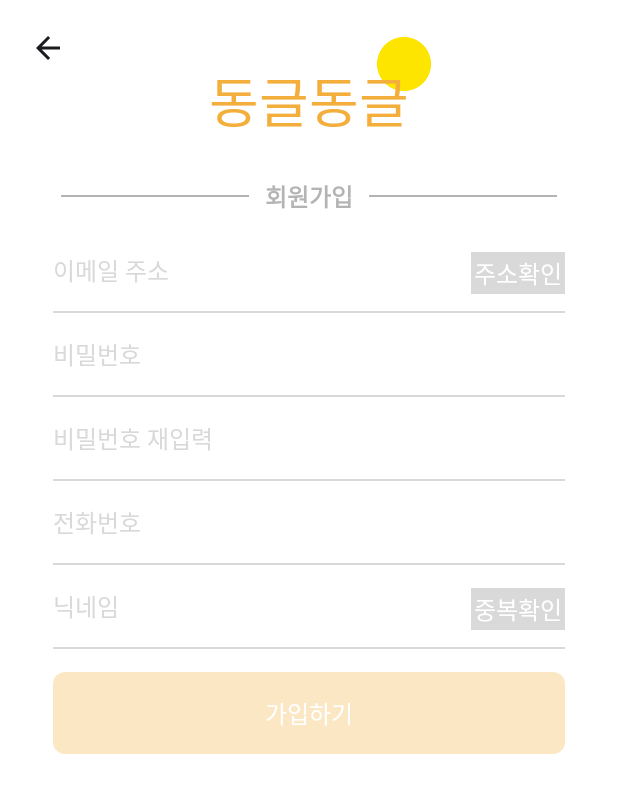
After one commit to seongh06/OO_android, an Android app: the layout fragment_signup.xml on its own in the app's theme, with its tools: preview values and no code run, on a phone screen of 412 x 824 dp. The commit adds this screen. Shown: the top 793 px of the screen. Run offline under Robolectric (Android 15) with nearby library versions, the phone set to English and light mode, and no system bars.

Commit message:
[UI/#1] 회원가입 xml 제작

```diff
--- /dev/null
+++ b/app/src/main/res/layout/fragment_signup.xml
@@ -0,0 +1,301 @@
+<?xml version="1.0" encoding="utf-8"?>
+<layout xmlns:android="http://schemas.android.com/apk/res/android"
+    xmlns:app="http://schemas.android.com/apk/res-auto">
+
+    <data>
+
+    </data>
+
+    <androidx.constraintlayout.widget.ConstraintLayout
+        android:layout_width="match_parent"
+        android:layout_height="match_parent"
+        android:background="@color/white">
+
+        <ImageView
+            android:id="@+id/iv_signup_back"
+            android:layout_width="24dp"
+            android:layout_height="24dp"
+            android:src="@drawable/ic_row_back"
+            app:layout_constraintTop_toTopOf="parent"
+            app:layout_constraintStart_toStartOf="parent"
+            android:layout_marginStart="20dp"
+            android:layout_marginTop="20dp"/>
+
+        <ImageView
+            android:id="@+id/iv_signup_circle"
+            android:layout_width="36sp"
+            android:layout_height="36sp"
+            android:src="@drawable/img_logo_circle"
+            app:layout_constraintStart_toEndOf="@id/tv_logo_text"
+            app:layout_constraintTop_toTopOf="@id/tv_logo_text"
+            android:layout_marginStart="-21dp"
+            android:layout_marginTop="-15dp"/>
+
+        <TextView
+            android:id="@+id/tv_logo_text"
+            android:layout_width="wrap_content"
+            android:layout_height="wrap_content"
+            android:text="동글동글"
+            style="@style/TextAppearance.OO.logo_36sp"
+            app:layout_constraintStart_toStartOf="parent"
+            app:layout_constraintEnd_toEndOf="parent"
+            app:layout_constraintTop_toTopOf="parent"
+            android:layout_marginTop="40dp"/>
+
+        <LinearLayout
+            android:id="@+id/layout_signup_bar"
+            android:layout_width="match_parent"
+            android:layout_height="wrap_content"
+            android:gravity="center"
+            app:layout_constraintTop_toBottomOf="@id/tv_logo_text"
+            app:layout_constraintStart_toStartOf="parent"
+            app:layout_constraintEnd_toEndOf="parent"
+            android:layout_marginStart="35dp"
+            android:layout_marginEnd="35dp"
+            android:layout_marginTop="25dp"
+            android:orientation="horizontal">
+
+            <View
+                android:layout_width="100dp"
+                android:layout_height="1dp"
+                android:background="@color/light.gray"
+                android:layout_marginHorizontal="5dp"
+                android:layout_weight="1"/>
+
+            <TextView
+                android:layout_width="wrap_content"
+                android:layout_height="wrap_content"
+                android:text="회원가입"
+                style="@style/TextAppearance.OO.guide"
+                android:layout_marginHorizontal="5dp"/>
+
+            <View
+                android:layout_width="100dp"
+                android:layout_height="1dp"
+                android:background="@color/light.gray"
+                android:layout_marginHorizontal="5dp"
+                android:layout_weight="1"/>
+
+        </LinearLayout>
+
+        <LinearLayout
+            android:id="@+id/layout_signup_box"
+            android:layout_width="match_parent"
+            android:layout_height="wrap_content"
+            android:gravity="center"
+            app:layout_constraintTop_toBottomOf="@id/layout_signup_bar"
+            app:layout_constraintStart_toStartOf="parent"
+            app:layout_constraintEnd_toEndOf="parent"
+            android:layout_marginStart="35dp"
+            android:layout_marginEnd="35dp"
+            android:layout_marginTop="25dp"
+            android:orientation="vertical">
+
+            <EditText
+                android:id="@+id/et_signup_email"
+                android:layout_width="match_parent"
+                android:layout_height="wrap_content"
+                android:hint="이메일 주소"
+                style="@style/TextAppearance.OO.16sp"
+                android:textColorHint="@color/hint.gray"
+                android:background="@color/empty"/>
+
+            <View
+                android:id="@+id/view_signup_email_line"
+                android:layout_width="match_parent"
+                android:layout_height="1dp"
+                android:background="@color/hint.gray"
+                android:layout_marginTop="15dp"
+                android:layout_marginBottom="15dp"/>
+
+            <TextView
+                android:id="@+id/tv_signup_email_warning"
+                android:layout_width="match_parent"
+                android:layout_height="wrap_content"
+                android:text="이메일을 확인해 주세요."
+                style="@style/TextAppearance.OO.prtendard_12sp"
+                android:textColor="@color/warning"
+                android:layout_marginBottom="15dp"
+                android:visibility="gone"/>
+
+            <TextView
+                android:id="@+id/tv_signup_email_valid_success"
+                android:layout_width="match_parent"
+                android:layout_height="wrap_content"
+                android:text="유효한 이메일 주소입니다."
+                style="@style/TextAppearance.OO.prtendard_12sp"
+                android:textColor="@color/oo.yellow"
+                android:layout_marginBottom="15dp"
+                android:visibility="gone"/>
+
+            <EditText
+                android:id="@+id/et_signup_password"
+                android:layout_width="match_parent"
+                android:layout_height="wrap_content"
+                android:hint="비밀번호"
+                style="@style/TextAppearance.OO.16sp"
+                android:textColorHint="@color/hint.gray"
+                android:background="@color/empty"/>
+
+            <View
+                android:id="@+id/view_signup_password_line"
+                android:layout_width="match_parent"
+                android:layout_height="1dp"
+                android:background="@color/hint.gray"
+                android:layout_marginTop="15dp"
+                android:layout_marginBottom="15dp"/>
+
+            <TextView
+                android:id="@+id/tv_signup_password_warning"
+                android:layout_width="match_parent"
+                android:layout_height="wrap_content"
+                android:text="비밀번호는 영어, 숫자를 조합한 8자~12자 이내여야 합니다."
+                style="@style/TextAppearance.OO.prtendard_12sp"
+                android:textColor="@color/warning"
+                android:layout_marginBottom="15dp"
+                android:visibility="gone"/>
+
+            <EditText
+                android:id="@+id/et_signup_password_check"
+                android:layout_width="match_parent"
+                android:layout_height="wrap_content"
+                android:hint="비밀번호 재입력"
+                style="@style/TextAppearance.OO.16sp"
+                android:textColorHint="@color/hint.gray"
+                android:background="@color/empty"/>
+
+            <View
+                android:id="@+id/view_signup_password_check_line"
+                android:layout_width="match_parent"
+                android:layout_height="1dp"
+                android:background="@color/hint.gray"
+                android:layout_marginTop="15dp"
+                android:layout_marginBottom="15dp"/>
+
+            <TextView
+                android:id="@+id/tv_signup_password_check_warning"
+                android:layout_width="match_parent"
+                android:layout_height="wrap_content"
+                android:text="비밀번호가 일치하지 않습니다."
+                style="@style/TextAppearance.OO.prtendard_12sp"
+                android:textColor="@color/warning"
+                android:layout_marginBottom="15dp"
+                android:visibility="gone"/>
+
+            <EditText
+                android:id="@+id/et_signup_phone"
+                android:layout_width="match_parent"
+                android:layout_height="wrap_content"
+                android:hint="전화번호"
+                style="@style/TextAppearance.OO.16sp"
+                android:textColorHint="@color/hint.gray"
+                android:background="@color/empty"/>
+
+            <View
+                android:id="@+id/view_signup_phone_line"
+                android:layout_width="match_parent"
+                android:layout_height="1dp"
+                android:background="@color/hint.gray"
+                android:layout_marginTop="15dp"
+                android:layout_marginBottom="15dp"/>
+
+            <TextView
+                android:id="@+id/tv_signup_phone_warning"
+                android:layout_width="match_parent"
+                android:layout_height="wrap_content"
+                android:text="전화번호를 확인해 주세요"
+                style="@style/TextAppearance.OO.prtendard_12sp"
+                android:textColor="@color/warning"
+                android:layout_marginBottom="15dp"
+                android:visibility="gone"/>
+
+            <EditText
+                android:id="@+id/et_signup_nickname"
+                android:layout_width="match_parent"
+                android:layout_height="wrap_content"
+                android:hint="닉네임"
+                style="@style/TextAppearance.OO.16sp"
+                android:textColorHint="@color/hint.gray"
+                android:background="@color/empty"/>
+
+            <View
+                android:id="@+id/view_signup_nickname_line"
+                android:layout_width="match_parent"
+                android:layout_height="1dp"
+                android:background="@color/hint.gray"
+                android:layout_marginTop="15dp"
+                android:layout_marginBottom="15dp"/>
+
+            <TextView
+                android:id="@+id/tv_signup_nickname_warning"
+                android:layout_width="match_parent"
+                android:layout_height="wrap_content"
+                android:text="닉네임은 2자~8자 이내여야 합니다."
+                style="@style/TextAppearance.OO.prtendard_12sp"
+                android:textColor="@color/warning"
+                android:layout_marginBottom="15dp"
+                android:visibility="gone"/>
+
+            <TextView
+                android:id="@+id/tv_signup_nickname_valid_warning"
+                android:layout_width="match_parent"
+                android:layout_height="wrap_content"
+                android:text="중복되는 닉네임입니다."
+                style="@style/TextAppearance.OO.prtendard_12sp"
+                android:textColor="@color/warning"
+                android:layout_marginBottom="15dp"
+                android:visibility="gone"/>
+
+            <TextView
+                android:id="@+id/tv_signup_nickname_valid_success"
+                android:layout_width="match_parent"
+                android:layout_height="wrap_content"
+                android:text="사용 가능한 닉네임입니다."
+                style="@style/TextAppearance.OO.prtendard_12sp"
+                android:textColor="@color/warning"
+                android:layout_marginBottom="15dp"
+                android:visibility="gone"/>
+
+        </LinearLayout>
+
+        <TextView
+            android:id="@+id/tv_signup_button"
+            android:layout_width="match_parent"
+            android:layout_height="wrap_content"
+            android:text="가입하기"
+            style="@style/TextAppearance.OO.16sp"
+            android:textColor="@color/white"
+            android:gravity="center"
+            android:background="@drawable/shape_rect_8_oy_30"
+            android:padding="15dp"
+            app:layout_constraintTop_toBottomOf="@id/layout_signup_box"
+            android:layout_marginHorizontal="35dp"/>
+
+        <TextView
+            android:id="@+id/tv_signup_email_check_button"
+            android:layout_width="wrap_content"
+            android:layout_height="wrap_content"
+            android:text="주소확인"
+            android:background="@color/hint.gray"
+            style="@style/TextAppearance.OO.16sp"
+            android:textColor="@color/white"
+            android:padding="2dp"
+            app:layout_constraintTop_toTopOf="@id/layout_signup_box"
+            app:layout_constraintEnd_toEndOf="@id/layout_signup_box"/>
+
+        <TextView
+            android:id="@+id/tv_signup_nickname_check_button"
+            android:layout_width="wrap_content"
+            android:layout_height="wrap_content"
+            android:text="중복확인"
+            android:background="@color/hint.gray"
+            style="@style/TextAppearance.OO.16sp"
+            android:textColor="@color/white"
+            android:padding="2dp"
+            app:bottomto="@id/layout_signup_box"
+            app:layout_constraintEnd_toEndOf="@id/tv_signup_button"
+            app:layout_constraintBottom_toTopOf="@id/tv_signup_button"
+            android:layout_marginBottom="28dp"/>
+
+    </androidx.constraintlayout.widget.ConstraintLayout>
+</layout>
--- a/app/src/main/res/values/appearances.xml
+++ b/app/src/main/res/values/appearances.xml
@@ -44,4 +44,9 @@
         <item name="android:textSize">12sp</item>
     </style>
 
+    <style name="TextAppearance.OO.prtendard_12sp">
+        <item name="fontFamily">@font/pretendard_regular</item>
+        <item name="android:textSize">12sp</item>
+    </style>
+
 </resources>
```
Also changed, not shown: 1 other file.
